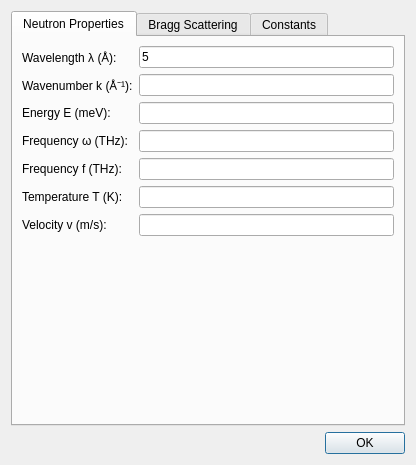
This is ui/neutrons.ui in tweber-ill/frm_mirror-takin1 as Qt 5 draws it before an edit. The edited form follows.
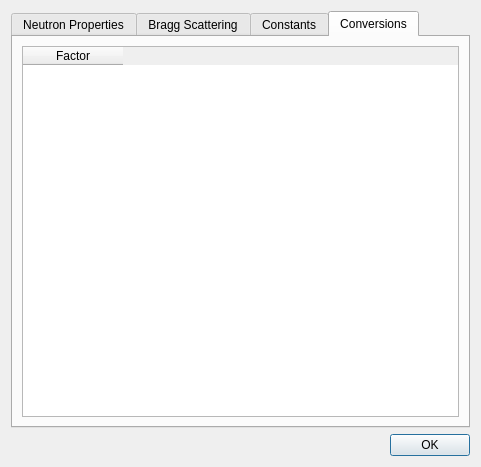
This is the edited form. The open tabs and pages were chosen to show the change.

Commit message: added conversion factor table

Diff of the .ui file:
```diff
--- a/ui/neutrons.ui
+++ b/ui/neutrons.ui
@@ -6,8 +6,8 @@
    <rect>
     <x>0</x>
     <y>0</y>
-    <width>416</width>
-    <height>465</height>
+    <width>481</width>
+    <height>467</height>
    </rect>
   </property>
   <property name="windowTitle">
@@ -357,6 +357,25 @@
        </item>
       </layout>
      </widget>
+     <widget class="QWidget" name="tab_4">
+      <attribute name="title">
+       <string>Conversions</string>
+      </attribute>
+      <layout class="QGridLayout" name="gridLayout_4">
+       <item row="0" column="0">
+        <widget class="QTableWidget" name="tableConv">
+         <property name="sortingEnabled">
+          <bool>true</bool>
+         </property>
+         <column>
+          <property name="text">
+           <string>Factor</string>
+          </property>
+         </column>
+        </widget>
+       </item>
+      </layout>
+     </widget>
     </widget>
    </item>
    <item>
```
Left out of the diff: 3 changed lines with no effect on the pictures. The commit also changes 1 other file.
